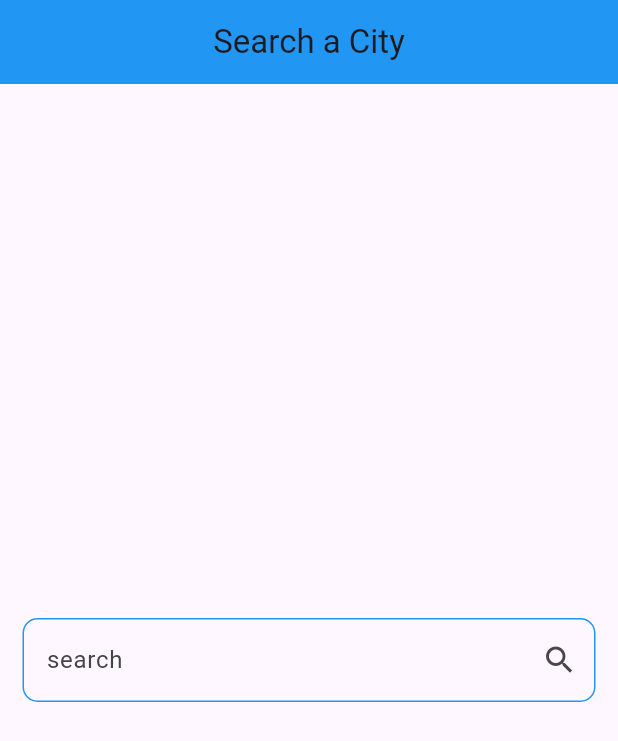
After one commit to Abd0-M0stafa/Weather_App, a Flutter app: the screen it shows after launch, after a tap on "click here to start searching🔎", on a phone screen of 412 x 824 dp. The commit adds this screen. Shown: the top 741 px of the screen. Run offline on Flutter 3.47's test engine with Material 3 defaults, Android fonts, the phone set to English and light mode, and no system bars; our stand-ins replace bloc, dio, flutter_bloc.

Commit message:
new_update

```diff
--- a/weather_app/lib/cubits/get_weather_cubit/cubit/get_waether_cubit.dart
+++ b/weather_app/lib/cubits/get_weather_cubit/cubit/get_waether_cubit.dart
@@ -18,7 +18,7 @@ class GetWaetherCubit extends Cubit<GetWaetherState> {
       weatherModel = await WeatherService(dio: Dio())
           .getCurrentWeather(cityname: cityName);
 
-      emit(WeatherLoadedState());
+      emit(WeathersuccessState());
     } catch (e) {
       emit(WeatherFailureState());
     }
--- a/weather_app/lib/cubits/get_weather_cubit/cubit/get_waether_state.dart
+++ b/weather_app/lib/cubits/get_weather_cubit/cubit/get_waether_state.dart
@@ -5,6 +5,6 @@ sealed class GetWaetherState {}
 
 final class Initial extends GetWaetherState {}
 
-final class WeatherLoadedState extends GetWaetherState {}
+final class WeathersuccessState extends GetWaetherState {}
 
 final class WeatherFailureState extends GetWaetherState {}
--- a/weather_app/lib/views/homeView.dart
+++ b/weather_app/lib/views/homeView.dart
@@ -13,7 +13,7 @@ class HomeView extends StatelessWidget {
       builder: (context, state) {
         if (state is Initial) {
           return const NoWeather();
-        } else if (state is WeatherLoadedState) {
+        } else if (state is WeathersuccessState) {
           return const WeatherInfo();
         } else {
           return const Text('opps! there as an error');
--- /dev/null
+++ b/weather_app/lib/widgets/custom_textt_field.dart
@@ -0,0 +1,59 @@
+import 'package:flutter/material.dart';
+import 'package:flutter_bloc/flutter_bloc.dart';
+import 'package:weather_app/cubits/get_weather_cubit/cubit/get_waether_cubit.dart';
+import 'package:weather_app/widgets/weatherInfo.dart';
+
+class CustomTextField extends StatefulWidget {
+  const CustomTextField({super.key});
+
+  @override
+  State<CustomTextField> createState() => _CustomTextFieldState();
+}
+
+class _CustomTextFieldState extends State<CustomTextField> {
+  @override
+  Widget build(BuildContext context) {
+    return Padding(
+      padding: const EdgeInsets.symmetric(horizontal: 15),
+      child: Center(
+        child: TextField(
+          controller: TextEditingController(),
+          cursorColor: Theme.of(context).primaryColor,
+          onSubmitted: (value) async {
+            BlocProvider.of<GetWaetherCubit>(context)
+                .getWeather(cityName: value);
+
+            Navigator.push(
+              context,
+              MaterialPageRoute<void>(
+                builder: (BuildContext context) => WeatherInfo(),
+              ),
+            );
+            TextEditingController().clear();
+            setState(() {});
+          },
+          decoration: InputDecoration(
+            labelText: 'search',
+            labelStyle: const TextStyle(
+              color: Color.fromARGB(255, 68, 68, 68),
+            ),
+            hintText: 'enter city name',
+            suffixIcon: const Icon(Icons.search),
+            focusedBorder: OutlineInputBorder(
+              borderRadius: BorderRadius.circular(25),
+              borderSide: BorderSide(
+                color: Theme.of(context).primaryColor,
+              ),
+            ),
+            enabledBorder: OutlineInputBorder(
+              borderRadius: BorderRadius.circular(10),
+              borderSide: BorderSide(
+                color: Theme.of(context).primaryColor,
+              ),
+            ),
+          ),
+        ),
+      ),
+    );
+  }
+}
```
Also changed, not shown: weather_app/lib/views/searchView.dart (+2 -38 lines), weather_app/lib/widgets/weatherInfo.dart (+25 -15 lines).
